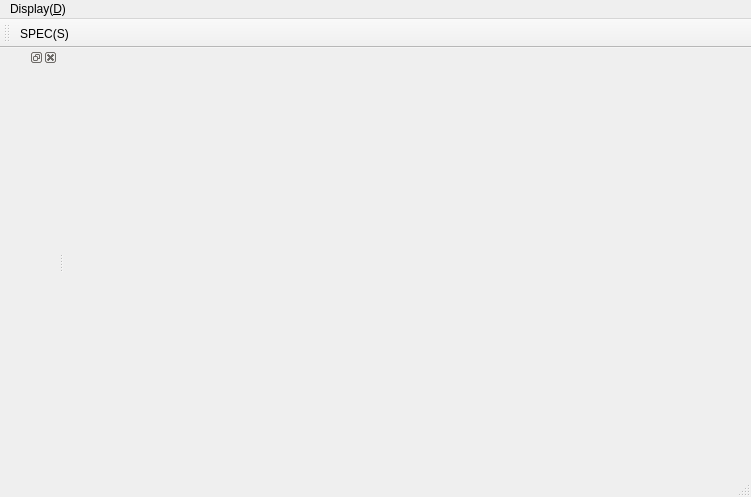
zhouxinlzu/Qt_sdr, file kc_sdr/mainwindow.ui: the form before one commit.
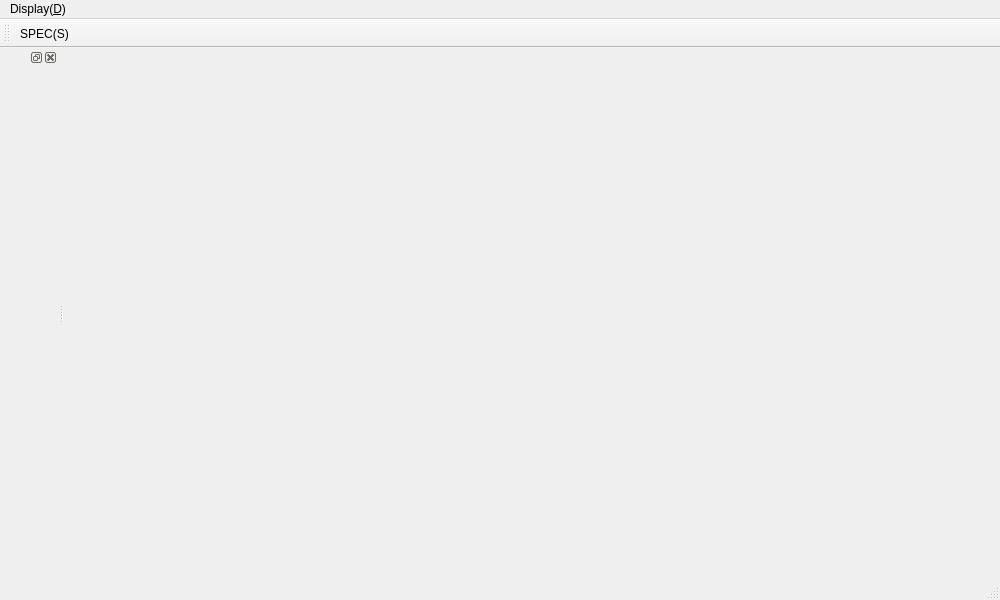
The form after the commit. Icons and pictures are not drawn. Custom widgets are drawn as their Qt base class.

What changed in the file:
```diff
--- a/kc_sdr/mainwindow.ui
+++ b/kc_sdr/mainwindow.ui
@@ -6,8 +6,8 @@
    <rect>
     <x>0</x>
     <y>0</y>
-    <width>751</width>
-    <height>497</height>
+    <width>1000</width>
+    <height>600</height>
    </rect>
   </property>
   <property name="windowTitle">
@@ -19,7 +19,7 @@
     <rect>
      <x>0</x>
      <y>0</y>
-     <width>751</width>
+     <width>1000</width>
      <height>23</height>
     </rect>
    </property>
```
